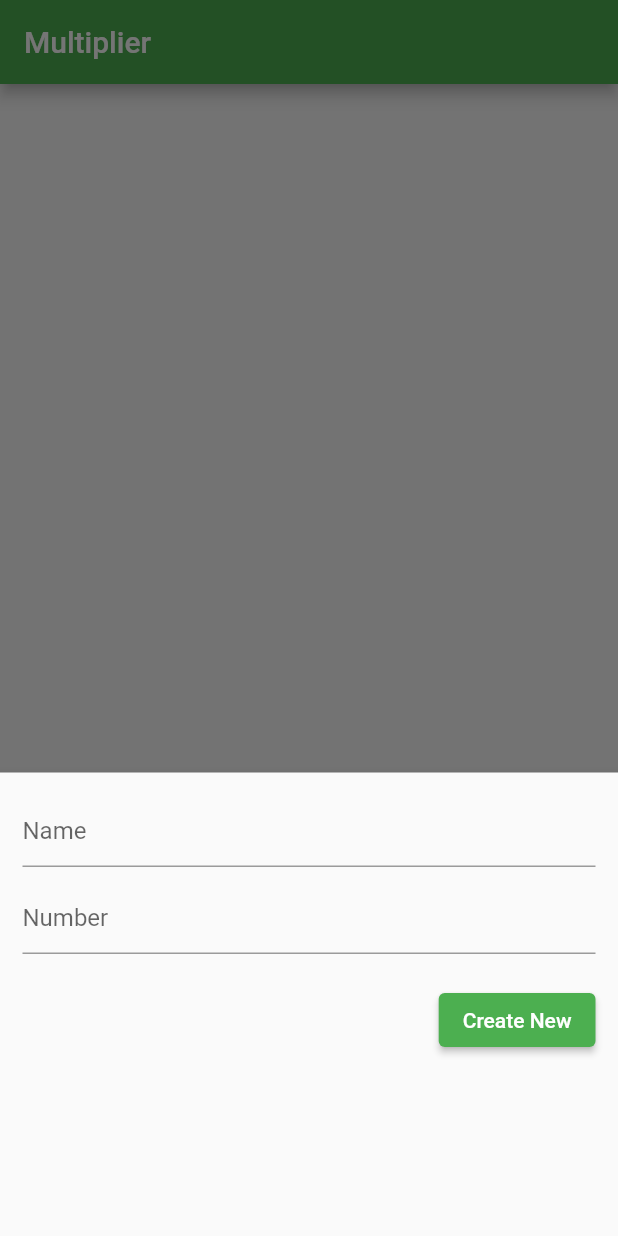
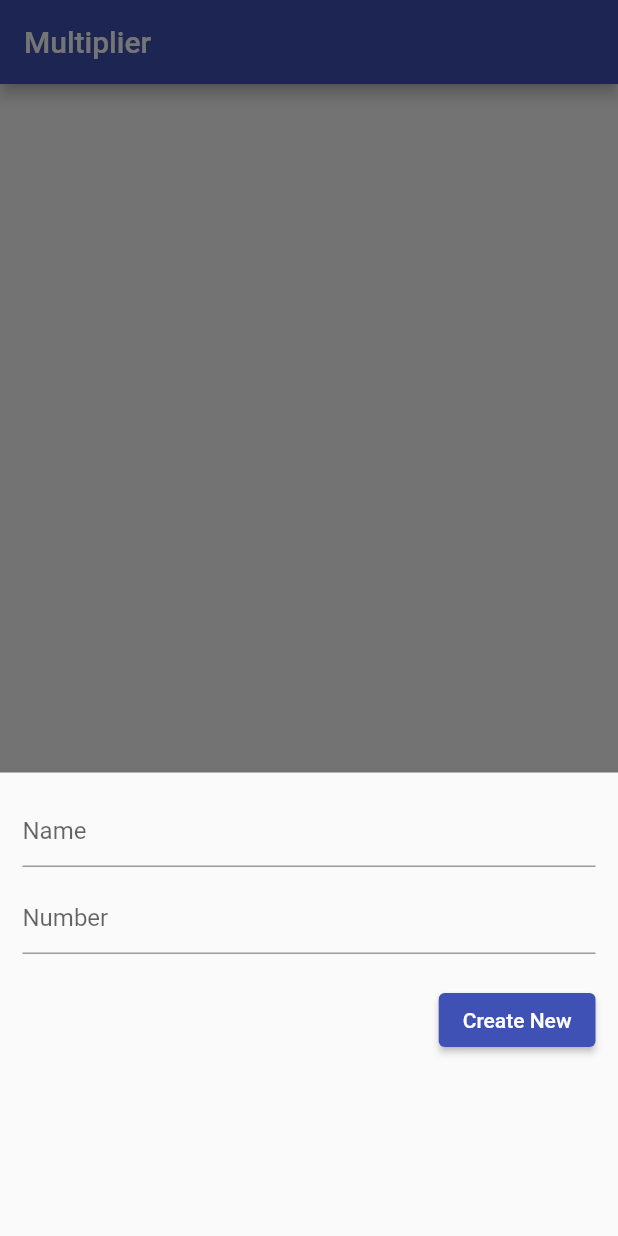
Before and after one commit to iamhemantgauhai/SqlfLiteDB_EditingApp, a Flutter app: the screen it shows after launch, after a tap on the "add" icon, on a phone screen of 412 x 824 dp. Run offline on Flutter 3.47's test engine with Material 2 defaults, Android fonts, the phone set to English and light mode, and no system bars; our stand-ins replace sqflite; accounts and stored records are empty.

Commit message:
Added: Some Changes

```diff
--- a/lib/main.dart
+++ b/lib/main.dart
@@ -11,7 +11,7 @@ class MyApp extends StatelessWidget {
         debugShowCheckedModeBanner: false,
         title: 'Multiplier',
         theme: ThemeData(
-          primarySwatch: Colors.green,
+          primarySwatch: Colors.indigo,
         ),
         home: const HomePage());
   }
--- a/lib/sql_helper.dart
+++ b/lib/sql_helper.dart
@@ -5,7 +5,7 @@ class SQLHelper {
     await database.execute("""CREATE TABLE items(
         id INTEGER PRIMARY KEY AUTOINCREMENT NOT NULL,
         name TEXT,
-        number TEXT,
+        number INTEGER,
         createdAt TIMESTAMP NOT NULL DEFAULT CURRENT_TIMESTAMP
       )
       """);
```
Also changed, not shown: lib/home.dart (+25 -13 lines).
